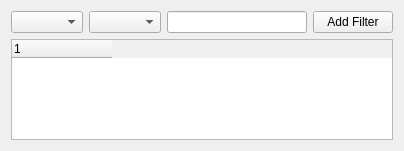
promto-c/pyqt-advanced-tree-widget, file ui/AdvancedFilterSearch.ui: the form before one commit.
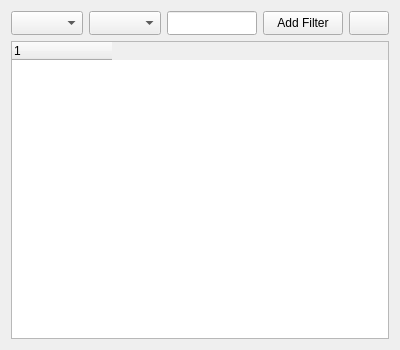
The form after the commit.

Commit message: add button to show/hide filter tree widget

Patch:
```diff
--- a/ui/AdvancedFilterSearch.ui
+++ b/ui/AdvancedFilterSearch.ui
@@ -6,8 +6,8 @@
    <rect>
     <x>0</x>
     <y>0</y>
-    <width>404</width>
-    <height>151</height>
+    <width>400</width>
+    <height>350</height>
    </rect>
   </property>
   <property name="windowTitle">
@@ -17,16 +17,67 @@
    <item>
     <layout class="QHBoxLayout" name="horizontalLayout">
      <item>
-      <widget class="QComboBox" name="column_combo_box"/>
+      <widget class="QComboBox" name="column_combo_box">
+       <property name="minimumSize">
+        <size>
+         <width>0</width>
+         <height>24</height>
+        </size>
+       </property>
+       <property name="maximumSize">
+        <size>
+         <width>16777215</width>
+         <height>24</height>
+        </size>
+       </property>
+      </widget>
      </item>
      <item>
-      <widget class="QComboBox" name="condition_combo_box"/>
+      <widget class="QComboBox" name="condition_combo_box">
+       <property name="minimumSize">
+        <size>
+         <width>0</width>
+         <height>24</height>
+        </size>
+       </property>
+       <property name="maximumSize">
+        <size>
+         <width>16777215</width>
+         <height>24</height>
+        </size>
+       </property>
+      </widget>
      </item>
      <item>
-      <widget class="QLineEdit" name="keyword_line_edit"/>
+      <widget class="QLineEdit" name="keyword_line_edit">
+       <property name="minimumSize">
+        <size>
+         <width>0</width>
+         <height>24</height>
+        </size>
+       </property>
+       <property name="maximumSize">
+        <size>
+         <width>16777215</width>
+         <height>24</height>
+        </size>
+       </property>
+      </widget>
      </item>
      <item>
       <widget class="QPushButton" name="add_filter_button">
+       <property name="minimumSize">
+        <size>
+         <width>0</width>
+         <height>24</height>
+        </size>
+       </property>
+       <property name="maximumSize">
+        <size>
+         <width>16777215</width>
+         <height>24</height>
+        </size>
+       </property>
        <property name="toolTip">
         <string>Add filter</string>
        </property>
@@ -35,6 +86,28 @@
        </property>
       </widget>
      </item>
+     <item>
+      <widget class="QPushButton" name="show_filter_button">
+       <property name="minimumSize">
+        <size>
+         <width>40</width>
+         <height>24</height>
+        </size>
+       </property>
+       <property name="maximumSize">
+        <size>
+         <width>16777215</width>
+         <height>24</height>
+        </size>
+       </property>
+       <property name="text">
+        <string/>
+       </property>
+       <property name="checkable">
+        <bool>true</bool>
+       </property>
+      </widget>
+     </item>
     </layout>
    </item>
    <item>
```
Left out of the diff: 19 changed lines with no effect on the pictures. The commit also changes 1 other file.
